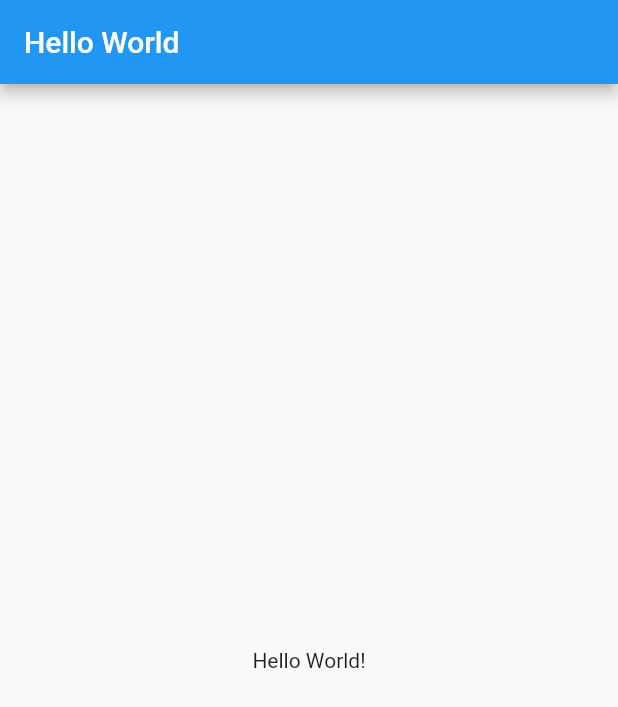
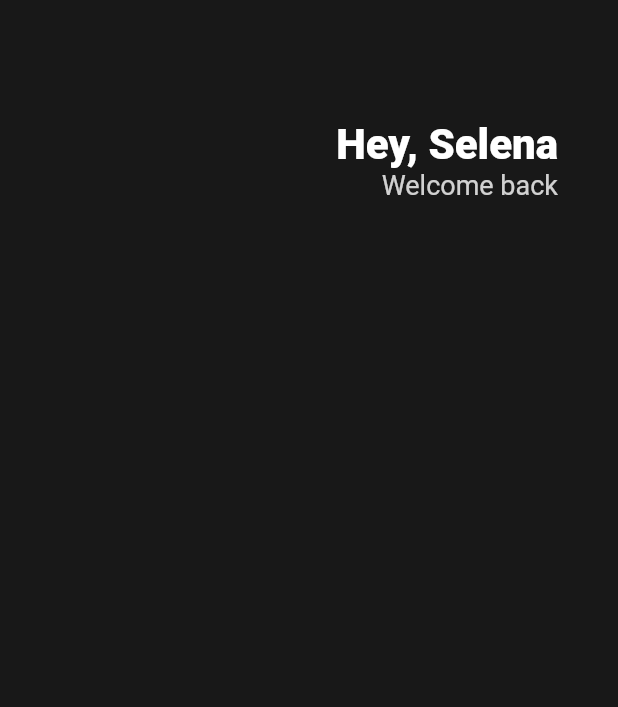
Before and after one commit to darkhorizon12/toonflix, a Flutter app: the screen it shows after launch, on a phone screen of 412 x 824 dp. Shown: the top 707 px of the screen. Run offline on Flutter 3.47's test engine with Material 2 defaults, Android fonts, the phone set to English and light mode, and no system bars.

Commit message:
clear chapter2

```diff
--- a/lib/main.dart
+++ b/lib/main.dart
@@ -9,11 +9,39 @@ class App extends StatelessWidget {
   Widget build(BuildContext context) {
     return MaterialApp(
       home: Scaffold(
-        appBar: AppBar(
-          title: Text('Hello World'),
-        ),
-        body: Center(
-          child: Text('Hello World!'),
+        backgroundColor: Color(0xFF181818),
+        body: Padding(
+          padding: EdgeInsets.symmetric(horizontal: 40),
+          child: Column(
+            children: [
+              SizedBox(
+                height: 80,
+              ),
+              Row(
+                mainAxisAlignment: MainAxisAlignment.end,
+                children: [
+                  Column(
+                    crossAxisAlignment: CrossAxisAlignment.end,
+                    children: [
+                      Text("Hey, Selena",
+                        style: TextStyle(
+                          color: Colors.white,
+                          fontSize: 28,
+                          fontWeight: FontWeight.w800,
+                        ),
+                      ),
+                      Text ("Welcome back",
+                      style: TextStyle(
+                          color: Colors.white.withOpacity(0.8),
+                          fontSize: 18,
+                        ),
+                      ),
+                    ],
+                  )
+                ],
+              )
+            ],
+          ),
         ),
       ),
     );
```
